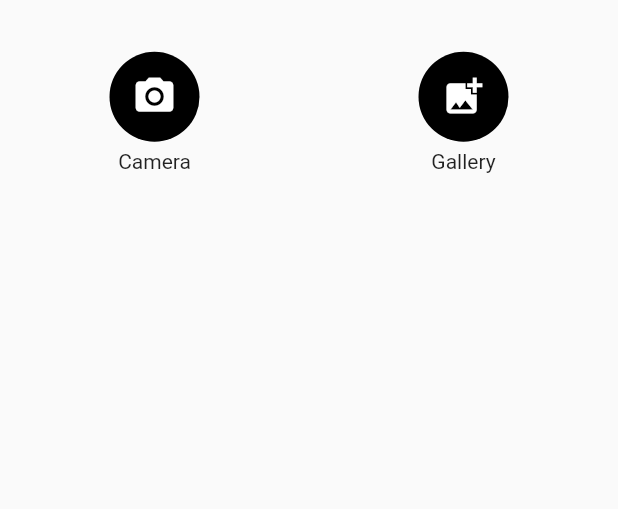
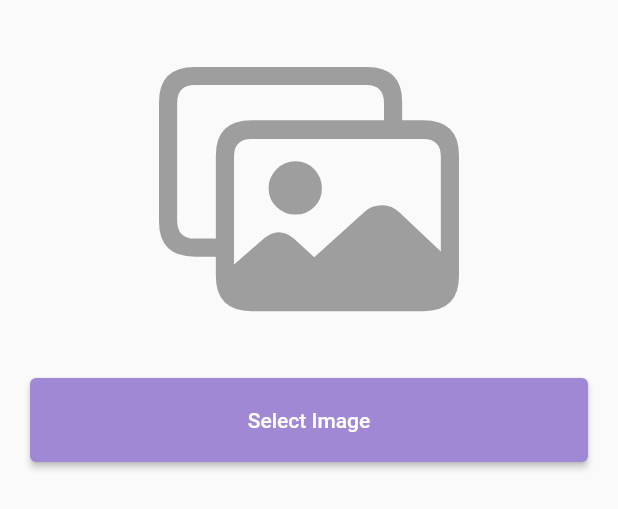
Before and after one commit to yashrajjain726/bechdal_app, a Flutter app: the ImagePickerWidget widget shown alone on an empty page, opened directly, on a phone screen of 412 x 824 dp. Shown: the top 509 px of the screen. Run offline on Flutter 3.47's test engine with Material 2 defaults, Android fonts, the phone set to English and light mode, and no system bars; our stand-ins replace animated_text_kit, cloud_firestore, csc_picker, email_validator, firebase_auth, firebase_core and 10 more; missing offline and left inert: firebase_app_check, galleryimage, legacy_progress_dialog, open_mail_app; accounts and stored records are empty; network calls fail; project files that could hold a hidden picture were left out.

Commit message:
Upload image and gallery view done

```diff
--- a/lib/components/image_picker_widget.dart
+++ b/lib/components/image_picker_widget.dart
@@ -1,11 +1,13 @@
 import 'dart:io';
 
 import 'package:bechdal_app/constants/colors.constants.dart';
-import 'package:bechdal_app/constants/functions/functions.widgets.dart';
+import 'package:bechdal_app/provider/category_provider.dart';
 import 'package:bechdal_app/utils.dart';
-import 'package:flutter/foundation.dart';
+import 'package:flutter/cupertino.dart';
 import 'package:flutter/material.dart';
+import 'package:galleryimage/galleryimage.dart';
 import 'package:image_picker/image_picker.dart';
+import 'package:provider/provider.dart';
 
 class ImagePickerWidget extends StatefulWidget {
   const ImagePickerWidget({Key? key}) : super(key: key);
@@ -16,159 +18,138 @@ class ImagePickerWidget extends StatefulWidget {
 
 class _ImagePickerWidgetState extends State<ImagePickerWidget> {
   File? _image;
-  bool _isUploading = false;
-  String? downloadUrl;
-  final List<XFile> _galleryImages = [];
+  final picker = ImagePicker();
+  bool isUploading = false;
 
-  Future getImageFromCamera() async {
-    final picker = ImagePicker();
-    final pickedImage = await picker.pickImage(source: ImageSource.camera);
-    final pickedImageFile = File(pickedImage!.path);
+  Future getImage() async {
+    final pickedFile = await picker.pickImage(source: ImageSource.gallery);
     setState(() {
-      _image = pickedImageFile;
+      if (pickedFile != null) {
+        _image = File(pickedFile.path);
+      } else {
+        print('No Image Selected');
+      }
     });
-  }
-
-  void getImageFromGallery() async {
-    final pickedMultiImage = await ImagePicker().pickMultiImage();
-    if (pickedMultiImage == null) {
-      print('No images were selected');
-      return;
-    }
-    setState(() {
-      _galleryImages.addAll(pickedMultiImage);
-    });
-    if (kDebugMode) {
-      print(_galleryImages);
-    }
   }
 
   @override
   Widget build(BuildContext context) {
+    var _provider = Provider.of<CategoryProvider>(context);
     return Container(
-      height: (_image != null) ? null : 150,
-      child: (_image != null)
-          ? (_isUploading)
-              ? CircularProgressIndicator(
-                  color: blackColor,
-                )
-              : Column(
+      height: _image != null
+          ? isUploading
+              ? 150
+              : 420
+          : _provider.downloadUrlList.isNotEmpty
+              ? 320
+              : 320,
+      padding: EdgeInsets.symmetric(horizontal: 20),
+      width: double.infinity,
+      child: Column(
+        children: [
+          const SizedBox(
+            height: 20,
+          ),
+          (_image != null)
+              ? SizedBox(
+                  height: isUploading ? 100 : 300,
+                  child: isUploading
+                      ? Column(
                           mainAxisAlignment: MainAxisAlignment.center,
                           crossAxisAlignment: CrossAxisAlignment.center,
+                          children: const [
+                            CircularProgressIndicator(),
+                            SizedBox(
+                              height: 15,
+                            ),
+                            Text('Uploading your image to the database ...')
+                          ],
+                        )
+                      : Image.file(_image!),
+                )
+              : (_provider.downloadUrlList.isNotEmpty)
+                  ? Expanded(
+                      child: GalleryImage(
+                          titleGallery: 'Uploaded Images',
+                          numOfShowImages: _provider.downloadUrlList.length,
+                          imageUrls: _provider.downloadUrlList),
+                    )
+                  : Icon(
+                      CupertinoIcons.photo_on_rectangle,
+                      size: 200,
+                      color: disabledColor,
+                    ),
+          const SizedBox(
+            height: 20,
+          ),
+          (_image == null)
+              ? Expanded(
+                  child: Row(
                     children: [
-                      Stack(
-                        children: [
-                          Container(
-                              height:
-                                  MediaQuery.of(context).size.height / 2 - 150,
-                              child: Image.file(
-                                _image!,
-                                width: double.infinity,
-                                fit: BoxFit.contain,
-                              ))
+                      Expanded(
+                        child: ElevatedButton(
+                            onPressed: getImage,
+                            style: ButtonStyle(
+                                padding: MaterialStateProperty.all(
+                                    EdgeInsets.symmetric(
+                                        vertical: 20, horizontal: 20)),
+                                backgroundColor:
+                                    MaterialStateProperty.all(primaryColor)),
+                            child: const Text('Select Image')),
+                      ),
+                      SizedBox(
+                        height: 10,
+                      )
                     ],
                   ),
-                      Container(
-                        padding: const EdgeInsets.symmetric(vertical: 5),
-                        child: Row(
-                          mainAxisAlignment: MainAxisAlignment.spaceEvenly,
-                          crossAxisAlignment: CrossAxisAlignment.center,
+                )
+              : (isUploading)
+                  ? SizedBox()
+                  : Row(
+                      mainAxisAlignment: MainAxisAlignment.center,
                       children: [
-                            roundedButton(
-                              width: 150,
-                              heightPadding: 10,
-                              onPressed: () {},
-                              bgColor: Colors.grey[300],
-                              textColor: blackColor,
-                              borderColor: Colors.grey[300],
-                              text: 'Save',
-                            ),
-                            const SizedBox(
-                              width: 5,
-                            ),
-                            roundedButton(
-                                width: 150,
-                                heightPadding: 10,
-                                onPressed: () {},
-                                bgColor: Colors.grey[300],
-                                textColor: blackColor,
-                                borderColor: Colors.grey[300],
-                                text: 'Cancel')
-                          ],
-                        ),
-                      ),
-                      Padding(
-                          padding: const EdgeInsets.symmetric(
-                              vertical: 5, horizontal: 30),
-                          child: roundedButton(
-                              onPressed: () async {
+                        Expanded(
+                          child: ElevatedButton(
+                              onPressed: () {
                                 setState(() {
-                                  _isUploading = true;
-                                });
-                                await uploadFile(context, _image!.path)
-                                    .then((value) {
-                                  if (value != null && value.isNotEmpty) {
+                                  isUploading = true;
+                                  uploadFile(context, _image!.path).then((url) {
+                                    if (url != null) {
                                       setState(() {
-                                      _isUploading = false;
+                                        isUploading = false;
+                                        _provider.getImageList(url);
                                         _image = null;
-                                      downloadUrl = value;
                                       });
                                     }
                                   });
+                                });
                               },
-                              bgColor: primaryColor,
-                              text: 'Upload Image')),
-                      const SizedBox(
-                        height: 10,
-                      )
-                    ])
-          : Row(
-              mainAxisAlignment: MainAxisAlignment.spaceAround,
-              crossAxisAlignment: CrossAxisAlignment.center,
-              children: [
-                InkWell(
-                  onTap: () => getImageFromCamera(),
-                  child: Column(
-                    mainAxisAlignment: MainAxisAlignment.center,
-                    crossAxisAlignment: CrossAxisAlignment.center,
-                    children: [
-                      CircleAvatar(
-                        backgroundColor: blackColor,
-                        radius: 30,
-                        child: Icon(
-                          Icons.camera_alt,
-                          size: 30,
-                          color: whiteColor,
+                              style: ButtonStyle(
+                                  padding: MaterialStateProperty.all(
+                                      EdgeInsets.symmetric(
+                                          vertical: 20, horizontal: 20)),
+                                  backgroundColor:
+                                      MaterialStateProperty.all(blackColor)),
+                              child: const Text('Upload Image')),
                         ),
+                        SizedBox(
+                          width: 10,
                         ),
-                      const SizedBox(
-                        height: 5,
-                      ),
-                      const Text('Camera')
+                        Expanded(
+                            child: ElevatedButton(
+                                onPressed: () {
+                                  setState(() {
+                                    _image = null;
+                                  });
+                                },
+                                style: ButtonStyle(
+                                    padding: MaterialStateProperty.all(
+                                        EdgeInsets.symmetric(
+                                            vertical: 20, horizontal: 20)),
+                                    backgroundColor:
+                                        MaterialStateProperty.all(blackColor)),
+                                child: const Text('Cancel')))
                       ],
-                  ),
-                ),
-                InkWell(
-                  onTap: () => getImageFromGallery(),
-                  child: Column(
-                    mainAxisAlignment: MainAxisAlignment.center,
-                    crossAxisAlignment: CrossAxisAlignment.center,
-                    children: [
-                      CircleAvatar(
-                        backgroundColor: blackColor,
-                        radius: 30,
-                        child: Icon(
-                          Icons.add_photo_alternate,
-                          size: 30,
-                          color: whiteColor,
-                        ),
-                      ),
-                      const SizedBox(
-                        height: 5,
-                      ),
-                      const Text('Gallery')
-                    ],
-                  ),
                     ),
         ],
       ),
--- a/lib/constants/functions/functions.widgets.dart
+++ b/lib/constants/functions/functions.widgets.dart
@@ -109,7 +109,8 @@ wrongDetailsAlertBox(String text, BuildContext context) {
 openBottomSheet(
     {required BuildContext context,
     required Widget child,
-    String? appBarTitle}) {
+    String? appBarTitle,
+    double? height}) {
   return showModalBottomSheet(
       backgroundColor: Colors.transparent,
       enableDrag: false,
@@ -157,7 +158,8 @@ openBottomSheet(
                 children: [
                   ConstrainedBox(
                     constraints: BoxConstraints(
-                        maxHeight: MediaQuery.of(context).size.height / 2),
+                        maxHeight:
+                            height ?? MediaQuery.of(context).size.height / 2),
                     child: Container(
                       decoration: BoxDecoration(
                         color: whiteColor,
--- a/lib/forms/sell_car_form.dart
+++ b/lib/forms/sell_car_form.dart
@@ -5,6 +5,7 @@ import 'package:bechdal_app/constants/functions/functions.widgets.dart';
 import 'package:bechdal_app/provider/category_provider.dart';
 import 'package:bechdal_app/services/firebase_user.dart';
 import 'package:flutter/material.dart';
+import 'package:galleryimage/galleryimage.dart';
 import 'package:provider/provider.dart';
 
 import '../components/image_picker_widget.dart';
@@ -490,8 +491,11 @@ class _SellCarFormState extends State<SellCarForm> {
                 height: 20,
               ),
               InkWell(
-                onTap: () => openBottomSheet(
-                    context: context, child: const ImagePickerWidget()),
+                onTap: () {
+                  print(categoryProvider.downloadUrlList.length);
+                  openBottomSheet(
+                      context: context, child: const ImagePickerWidget());
+                },
                 child: Container(
                   alignment: Alignment.center,
                   padding: const EdgeInsets.symmetric(vertical: 20),
@@ -505,7 +509,16 @@ class _SellCarFormState extends State<SellCarForm> {
                         color: blackColor, fontWeight: FontWeight.bold),
                   ),
                 ),
-              )
+              ),
+              SizedBox(
+                height: 10,
+              ),
+              categoryProvider.downloadUrlList.isNotEmpty
+                  ? GalleryImage(
+                      titleGallery: 'Uploaded Images',
+                      numOfShowImages: categoryProvider.downloadUrlList.length,
+                      imageUrls: categoryProvider.downloadUrlList)
+                  : SizedBox(),
             ],
           ),
         ),
--- a/lib/main.dart
+++ b/lib/main.dart
@@ -1,29 +1,34 @@
+import 'package:bechdal_app/constants/colors.constants.dart';
 import 'package:bechdal_app/forms/sell_car_form.dart';
 import 'package:bechdal_app/provider/category_provider.dart';
-import 'package:bechdal_app/screens/chat_screen.dart';
-import 'package:bechdal_app/screens/main_navigatiion_screen.dart';
-import 'package:bechdal_app/constants/colors.constants.dart';
 import 'package:bechdal_app/screens/auth/email_verify_screen.dart';
+import 'package:bechdal_app/screens/auth/login_screen.dart';
 import 'package:bechdal_app/screens/auth/phone_auth_screen.dart';
+import 'package:bechdal_app/screens/auth/register_screen.dart';
 import 'package:bechdal_app/screens/auth/reset_password_screen.dart';
 import 'package:bechdal_app/screens/category/subcategory_screen.dart';
+import 'package:bechdal_app/screens/chat_screen.dart';
 import 'package:bechdal_app/screens/home_screen.dart';
 import 'package:bechdal_app/screens/location_screen.dart';
-import 'package:bechdal_app/screens/auth/login_screen.dart';
-import 'package:bechdal_app/screens/auth/register_screen.dart';
+import 'package:bechdal_app/screens/main_navigatiion_screen.dart';
 import 'package:bechdal_app/screens/post/add_post_screen.dart';
 import 'package:bechdal_app/screens/post/my_post_screen.dart';
 import 'package:bechdal_app/screens/profile_screen.dart';
 import 'package:bechdal_app/screens/splash_screen.dart';
 import 'package:bechdal_app/screens/welcome_screen.dart';
+import 'package:firebase_app_check/firebase_app_check.dart';
 import 'package:firebase_core/firebase_core.dart';
 import 'package:flutter/material.dart';
 import 'package:provider/provider.dart';
+
 import 'screens/category/category_list_screen.dart';
 
 void main() async {
   WidgetsFlutterBinding.ensureInitialized();
   await Firebase.initializeApp();
+  await FirebaseAppCheck.instance.activate(
+    webRecaptchaSiteKey: 'recaptcha-v3-site-key',
+  );
   runApp(MultiProvider(providers: [
     ChangeNotifierProvider(
       create: (_) => CategoryProvider(),
@@ -50,11 +55,11 @@ class Main extends StatelessWidget {
           RegisterScreen.screenId: (context) => const RegisterScreen(),
           EmailVerifyScreen.screenId: (context) => const EmailVerifyScreen(),
           ResetPasswordScreen.screenId: (context) =>
-              const ResetPasswordScreen(),
+          const ResetPasswordScreen(),
           CategoryListScreen.screenId: (context) => const CategoryListScreen(),
           SubCategoryScreen.screenId: (context) => const SubCategoryScreen(),
           MainNavigationScreen.screenId: (context) =>
-              const MainNavigationScreen(),
+          const MainNavigationScreen(),
           ChatScreen.screenId: (context) => const ChatScreen(),
           AddPostScreen.screenId: (context) => const AddPostScreen(),
           MyPostScreen.screenId: (context) => const MyPostScreen(),
--- a/lib/provider/category_provider.dart
+++ b/lib/provider/category_provider.dart
@@ -1,16 +1,25 @@
 import 'package:cloud_firestore/cloud_firestore.dart';
 import 'package:flutter/material.dart';
 
-class CategoryProvider with ChangeNotifier{
-  DocumentSnapshot? doc ;
+class CategoryProvider with ChangeNotifier {
+  DocumentSnapshot? doc;
+
   String? selectedCategory;
+  List<String> downloadUrlList = [];
 
-  getCategory(selectedCategory){
-      this.selectedCategory = selectedCategory;
-      notifyListeners();
+  getCategory(selectedCategory) {
+    this.selectedCategory = selectedCategory;
+    notifyListeners();
   }
-  getCategorySnapshot(snapshot){
+
+  getCategorySnapshot(snapshot) {
     doc = snapshot;
     notifyListeners();
   }
+
+  getImageList(url) {
+    downloadUrlList.add(url);
+    print(downloadUrlList.length);
+    notifyListeners();
+  }
 }
--- a/pubspec.yaml
+++ b/pubspec.yaml
@@ -54,6 +54,8 @@ dependencies:
   provider: ^6.0.3
   image_picker: ^0.8.5+3
   firebase_storage: ^10.2.17
+  firebase_app_check: ^0.0.6+20
+  galleryimage: ^1.2.0
 
 dev_dependencies:
   flutter_test:
```
Also changed, not shown: pubspec.lock. Lines whose indentation alone changed are shown as unchanged.
